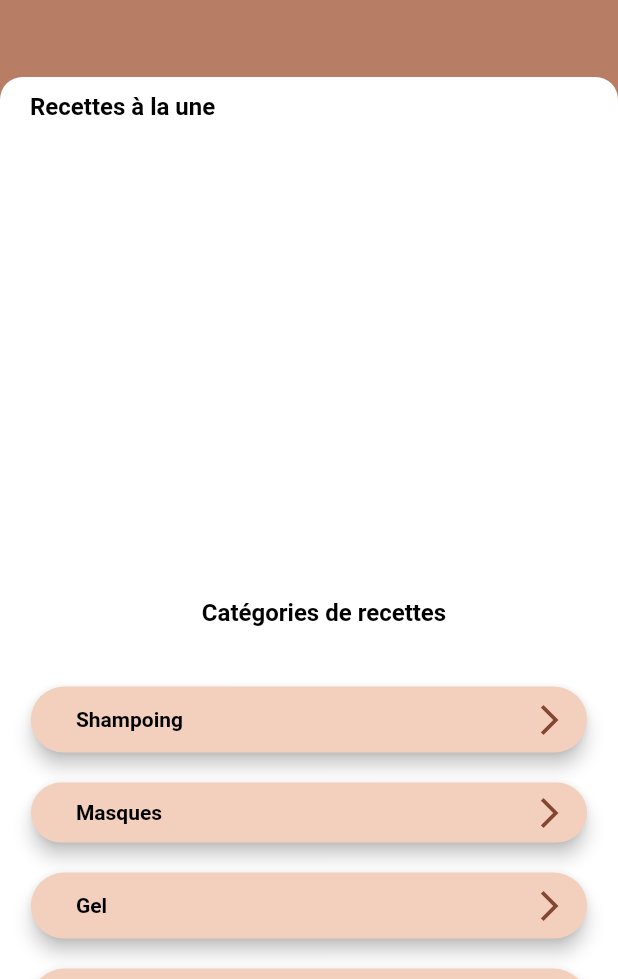
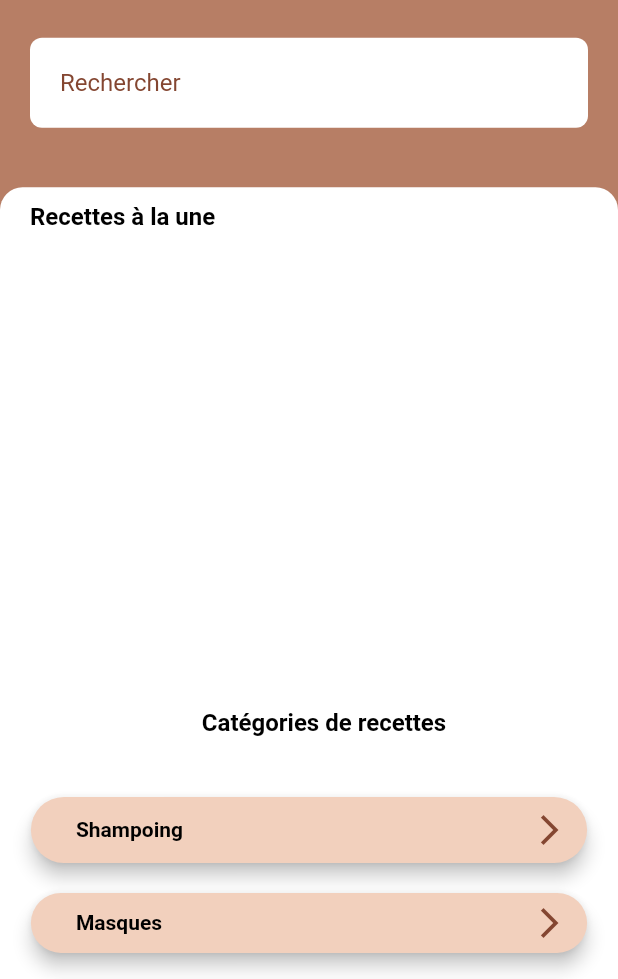
Before and after one commit to wil36/chap_chap, a Flutter app: the RecettesWidget screen opened directly, on a phone screen of 412 x 824 dp, the part 257-1236 px from its top. Run offline on Flutter 3.47's test engine with Material 3 defaults, Android fonts, the phone set to English and light mode, and no system bars; drawn by our look-alikes of expandable; our stand-ins replace auto_size_text, built_collection, built_value, cached_network_image, chewie, cloud_firestore and 28 more; missing offline and left inert: app_tracking_transparency, cloud_firestore_web, cloud_functions_web, firebase_app_check, firebase_auth_web, firebase_core_web and 10 more; accounts and stored records are empty; Roboto replaces fonts that are missing (IBM).

Commit message:
Update app

```diff
--- a/lib/decouvrir_programme/decouvrir_programme_widget.dart
+++ b/lib/decouvrir_programme/decouvrir_programme_widget.dart
@@ -50,7 +50,7 @@ class _DecouvrirProgrammeWidgetState extends State<DecouvrirProgrammeWidget> {
     } else if (titre == 'Programme Chap Chap') {
       return 'assets/programmes/chapchap.jpg';
     } else if (titre == 'Programme Mom') {
-      return 'assets/programmes/chapchap.jpg';
+      return 'assets/programmes/mom.jpg';
     } else if (titre == 'Programme Découverte') {
       return 'assets/programmes/decouverte.jpg';
     } else if (titre == 'Programme Transition') {
--- a/lib/pagedaccueil/pagedaccueil_widget.dart
+++ b/lib/pagedaccueil/pagedaccueil_widget.dart
@@ -80,7 +80,7 @@ class _PagedaccueilWidgetState extends State<PagedaccueilWidget> {
     } else if (titre == 'Programme Chap Chap') {
       return 'assets/programmes/chapchap.jpg';
     } else if (titre == 'Programme Mom') {
-      return 'assets/programmes/chapchap.jpg';
+      return 'assets/programmes/mom.jpg';
     } else if (titre == 'Programme Découverte') {
       return 'assets/programmes/decouverte.jpg';
     } else if (titre == 'Programme Transition') {
--- a/lib/recettes/recettes_widget.dart
+++ b/lib/recettes/recettes_widget.dart
@@ -7,6 +7,7 @@ import 'package:chap_chap/profil/profil_widget.dart';
 import 'package:chap_chap/recettes/recette_suite.dart';
 import 'package:chap_chap/recettes/recetteRef.dart';
 import 'package:chap_chap/recettes/recette_suite.dart';
+import 'package:chap_chap/recettes/searchAllRecettes.dart';
 import 'package:flutter_svg/svg.dart';
 import '../auth/auth_util.dart';
 import '../backend/backend.dart';
@@ -164,9 +165,46 @@ class _RecettesWidgetState extends State<RecettesWidget> {
                                   ),
                                 ),
                               ),
+                              Container(
+                                width: MediaQuery.of(context).size.width,
+                                height: 60,
+                                margin: const EdgeInsets.symmetric(
+                                    horizontal: 20, vertical: 15),
+                                decoration: const BoxDecoration(
+                                  color: Colors.white,
+                                  borderRadius: BorderRadius.all(
+                                    Radius.circular(8),
+                                  ),
+                                ),
+                                child: InkWell(
+                                  onTap: () {
+                                    Navigator.push(
+                                      context,
+                                      MaterialPageRoute(
+                                        builder: (context) =>
+                                            const SearchAllRecetteWidget(),
+                                      ),
+                                    );
+                                  },
+                                  child: Padding(
+                                      padding: const EdgeInsets.symmetric(
+                                          horizontal: 20, vertical: 5),
+                                      child: Row(
+                                        children: [
+                                          Text(
+                                            "Rechercher",
+                                            style: TextStyle(
+                                                fontSize: 16,
+                                                color:
+                                                    MizzUpTheme.primaryColor),
+                                          ),
+                                        ],
+                                      )),
+                                ),
+                              ),
                               SizedBox(
                                 height:
-                                    MediaQuery.of(context).size.height * 0.05,
+                                    MediaQuery.of(context).size.height * 0.03,
                               ),
                               Container(
                                 width: MediaQuery.of(context).size.width,
```
Also changed, not shown: lib/decouvrir_programme/fiche_programme_widget.dart (+4 -3 lines), lib/decouvrir_programme/programme_suite_widget.dart (+55 -5 lines), pubspec.yaml (+11 -8 lines), assets/programmes/mom.jpg (added), pubspec.lock, 8 other files.
